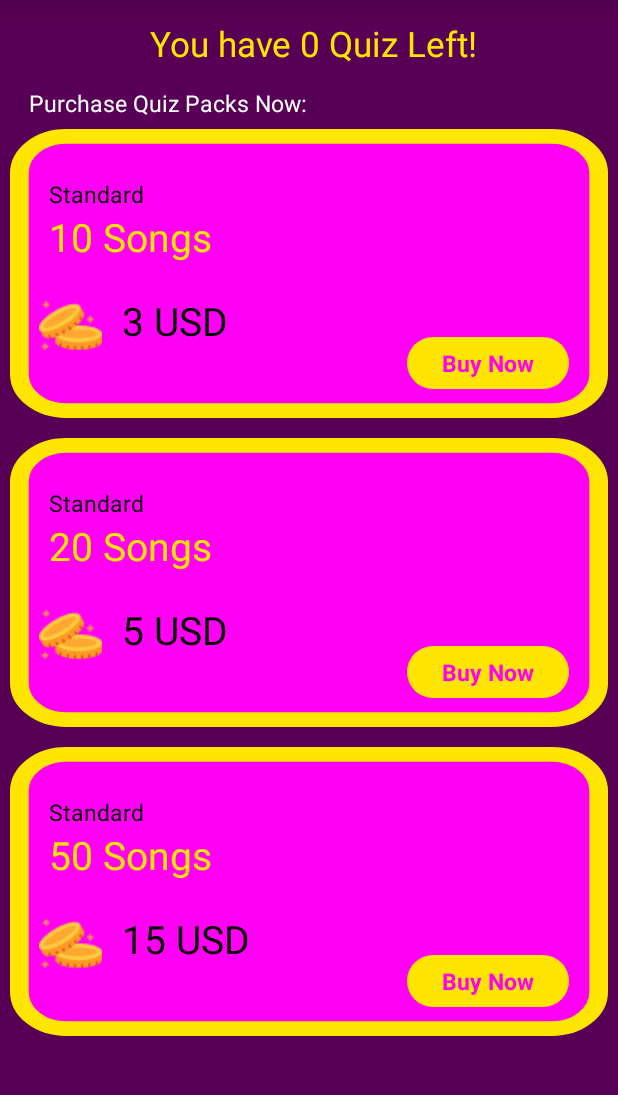
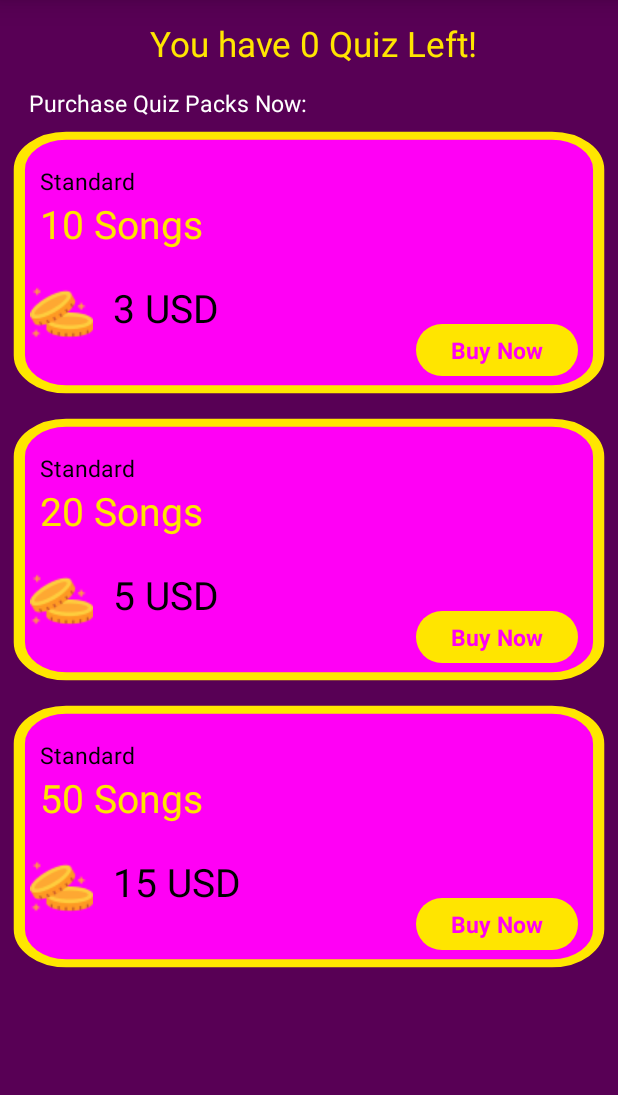
Before and after one commit to Nagari-Telcovas/GuessTheSong, an Android app built with Jetpack Compose: the PurchasePacksActivity screen opened directly, with no data from a screen before it, on a phone screen of 412 x 824 dp, the part 88-1183 px from its top. Run offline under Robolectric (Android 15) with nearby library versions, the light colour scheme and no system bars; our stand-ins replace sdp/ssp sizes; Roboto replaces fonts that are not available here.

Commit message:
updating ui and code for packages

```diff
--- a/app/src/main/assets/songsupdate.json
+++ b/app/src/main/assets/songsupdate.json
@@ -13,12 +13,12 @@
 },
 {"songurl":"travellingbluesexplorer",
   "answer":"C",
-"details":[{"option1":"Faded", "type1":"A"},{"option1":"Shape of Yo", "type1":"B"},
+"details":[{"option1":"Faded", "type1":"A"},{"option1":"Shape of You", "type1":"B"},
   {"option1":"travelling blues explorer", "type1":"C"}, {"option1":"dialed", "type1":"D"}]},
   {"songurl":"howfarisitto",
     "answer":"A",
 "details":[{"option1":"how far is it to", "type1":"A"},{"option1":"You and I", "type1":"B"},
-  {"option1":"What makes you beautifu", "type1":"C"}, {"option1":"We Don't Talk Anymore", "type1":"D"}]
+  {"option1":"What makes you beautiful", "type1":"C"}, {"option1":"We Don't Talk Anymore", "type1":"D"}]
 }
 ,{"songurl":"daretowin",
     "answer":"D",
--- a/app/src/main/res/drawable/svg_quiz_box.xml
+++ b/app/src/main/res/drawable/svg_quiz_box.xml
@@ -5,7 +5,7 @@
     android:viewportHeight="197">
   <path
       android:pathData="M30,5L290,5A25,25 0,0 1,315 30L315,167A25,25 0,0 1,290 192L30,192A25,25 0,0 1,5 167L5,30A25,25 0,0 1,30 5z"
-      android:strokeWidth="10"
+      android:strokeWidth="6"
       android:fillColor="#FF00F5"
       android:strokeColor="#FFE600"/>
 </vector>
--- a/app/src/main/res/layout/activity_main.xml
+++ b/app/src/main/res/layout/activity_main.xml
@@ -63,7 +63,7 @@
                     android:layout_height="wrap_content"
                     android:layout_centerVertical="true"
                     android:text="@string/skip"
-                    android:visibility="invisible"
+                    android:visibility="visible"
                     android:layout_marginRight="@dimen/_15sdp"
                     android:textColor="@color/yellow_bg"
                     android:textSize="@dimen/_15ssp"
--- a/app/src/main/res/layout/item_purchase_packs.xml
+++ b/app/src/main/res/layout/item_purchase_packs.xml
@@ -4,14 +4,14 @@
     android:layout_height="wrap_content"
     xmlns:app="http://schemas.android.com/apk/res-auto"
     android:layout_margin="@dimen/_5sdp"
-    android:padding="@dimen/_15sdp"
+    android:padding="@dimen/_10sdp"
     android:background="@drawable/svg_quiz_box">
 
     <androidx.appcompat.widget.AppCompatTextView
         android:id="@+id/songTitle"
         android:layout_width="wrap_content"
         android:layout_height="wrap_content"
-        android:layout_marginTop="@dimen/_10sdp"
+        android:layout_marginTop="@dimen/_8sdp"
         android:text="@string/standard"
         android:layout_marginLeft="@dimen/_5sdp"
         android:textColor="@color/black"
```
Also changed, not shown: app/src/main/java/com/telcovas/guessthesong/MainActivity.kt (+44 -0 lines).
